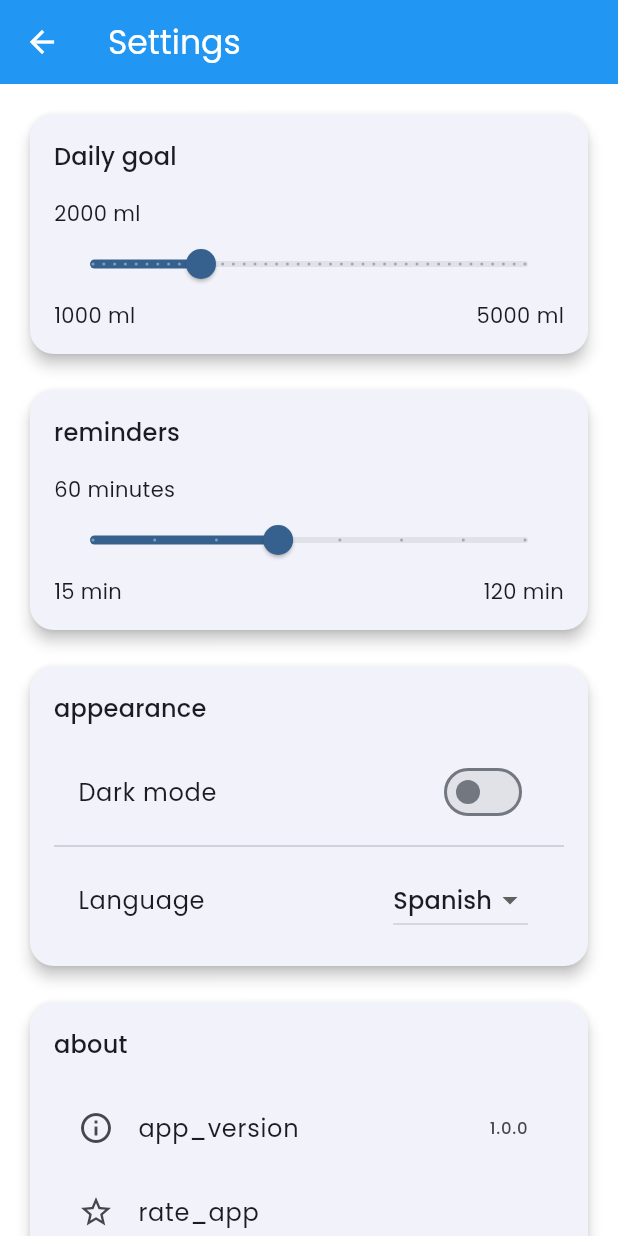
After one commit to wwishhdev/hydratrack, a Flutter app: the SettingsScreen screen opened directly, on a phone screen of 412 x 824 dp. The commit adds this screen. Run offline on Flutter 3.47's test engine with Material 3 defaults, Android fonts, the phone set to English and light mode, and no system bars; our stand-ins replace easy_localization, fl_chart, flutter_local_notifications, shared_preferences; accounts and stored records are empty.

Commit message:
feat: Implement SettingsScreen and consumption deletion
This commit introduces the `SettingsScreen` and adds the ability to delete water consumption entries from the `HomeScreen`.

**SettingsScreen Features:**
- **Daily Goal Adjustment:** Users can set their daily water intake goal using a slider (1000ml to 5000ml).
- **Reminder Interval Configuration:** Users can configure the interval for hydration reminders using a slider (15 to 120 minutes). Changing this value reschedules existing notifications.
- **Appearance Settings:**
    - **Dark Mode Toggle:** Allows users to switch between light and dark themes.
    - **Language Selection:** Provides a dropdown to choose between English ('en') and Spanish ('es'). Changes update the app's locale immediately.
- **About Section:**
    - Displays app version (hardcoded to 1.0.0).
    - Includes placeholders for "Rate App" and "More Apps" functionality.
- **State Management:** Uses `Provider` to interact with `SettingsModel`. Local state is used for UI updates before saving.
- **Localization:** All text is localized using `easy_localization`.

**HomeScreen Enhancements:**
- **Delete Consumption:** Users can now delete individual consumption entries from today's list.
    - A confirmation dialog is shown before deletion.
    - After deletion, a `SnackBar` appears with an "Undo" option to restore the deleted entry.
- **StorageService Update:**
    - Added `deleteAndReplaceConsumptions` method to `StorageService` to manage the list of consumptions for a given day after a deletion.

**Other Changes:**
- Minor UI adjustments for consistency.

```diff
--- /dev/null
+++ b/lib/screens/settings_screen.dart
@@ -0,0 +1,250 @@
+import 'package:flutter/material.dart';
+import 'package:easy_localization/easy_localization.dart';
+import 'package:provider/provider.dart';
+import 'package:hydratrack/models/settings_model.dart';
+import 'package:hydratrack/services/notification_service.dart';
+
+class SettingsScreen extends StatefulWidget {
+  const SettingsScreen({Key? key}) : super(key: key);
+
+  @override
+  State<SettingsScreen> createState() => _SettingsScreenState();
+}
+
+class _SettingsScreenState extends State<SettingsScreen> {
+  late int _dailyGoal;
+  late int _reminderInterval;
+  late bool _isDarkMode;
+  late String _language;
+
+  @override
+  void initState() {
+    super.initState();
+    final settings = Provider.of<SettingsModel>(context, listen: false);
+    _dailyGoal = settings.dailyGoal;
+    _reminderInterval = settings.reminderInterval;
+    _isDarkMode = settings.isDarkMode;
+    _language = settings.language;
+  }
+
+  @override
+  Widget build(BuildContext context) {
+    return Scaffold(
+      appBar: AppBar(
+        title: Text('settings').tr(),
+      ),
+      body: ListView(
+        padding: const EdgeInsets.all(16.0),
+        children: [
+          _buildDailyGoalSection(),
+          const SizedBox(height: 16.0),
+          _buildReminderSection(),
+          const SizedBox(height: 16.0),
+          _buildAppearanceSection(),
+          const SizedBox(height: 16.0),
+          _buildAboutSection(),
+        ],
+      ),
+    );
+  }
+
+  Widget _buildDailyGoalSection() {
+    return Card(
+      child: Padding(
+        padding: const EdgeInsets.all(16.0),
+        child: Column(
+          crossAxisAlignment: CrossAxisAlignment.start,
+          children: [
+            Text(
+              'daily_goal',
+              style: Theme.of(context).textTheme.titleMedium,
+            ).tr(),
+            const SizedBox(height: 16.0),
+            Text('$_dailyGoal ml'),
+            Slider(
+              value: _dailyGoal.toDouble(),
+              min: 1000,
+              max: 5000,
+              divisions: 40,
+              label: '$_dailyGoal ml',
+              onChanged: (value) {
+                setState(() {
+                  _dailyGoal = value.toInt();
+                });
+              },
+              onChangeEnd: (value) {
+                final settings = Provider.of<SettingsModel>(context, listen: false);
+                settings.setDailyGoal(value.toInt());
+              },
+            ),
+            Row(
+              mainAxisAlignment: MainAxisAlignment.spaceBetween,
+              children: [
+                Text('1000 ml'),
+                Text('5000 ml'),
+              ],
+            ),
+          ],
+        ),
+      ),
+    );
+  }
+
+  Widget _buildReminderSection() {
+    return Card(
+      child: Padding(
+        padding: const EdgeInsets.all(16.0),
+        child: Column(
+          crossAxisAlignment: CrossAxisAlignment.start,
+          children: [
+            Text(
+              'reminders',
+              style: Theme.of(context).textTheme.titleMedium,
+            ).tr(),
+            const SizedBox(height: 16.0),
+            Text(
+              '$_reminderInterval ${_reminderInterval == 1 ? "minute".tr() : "minutes".tr()}',
+            ),
+            Slider(
+              value: _reminderInterval.toDouble(),
+              min: 15,
+              max: 120,
+              divisions: 7,
+              label: '$_reminderInterval min',
+              onChanged: (value) {
+                setState(() {
+                  _reminderInterval = value.toInt();
+                });
+              },
+              onChangeEnd: (value) async {
+                final settings = Provider.of<SettingsModel>(context, listen: false);
+                await settings.setReminderInterval(value.toInt());
+                // Reprogramar notificaciones
+                await NotificationService.scheduleReminders(_reminderInterval);
+
+                if (!mounted) return;
+                ScaffoldMessenger.of(context).showSnackBar(
+                  SnackBar(
+                    content: Text('reminders_updated').tr(),
+                    duration: const Duration(seconds: 2),
+                  ),
+                );
+              },
+            ),
+            Row(
+              mainAxisAlignment: MainAxisAlignment.spaceBetween,
+              children: [
+                Text('15 min'),
+                Text('120 min'),
+              ],
+            ),
+          ],
+        ),
+      ),
+    );
+  }
+
+  Widget _buildAppearanceSection() {
+    return Card(
+      child: Padding(
+        padding: const EdgeInsets.all(16.0),
+        child: Column(
+          crossAxisAlignment: CrossAxisAlignment.start,
+          children: [
+            Text(
+              'appearance',
+              style: Theme.of(context).textTheme.titleMedium,
+            ).tr(),
+            const SizedBox(height: 16.0),
+            SwitchListTile(
+              title: Text('dark_mode').tr(),
+              value: _isDarkMode,
+              onChanged: (value) async {
+                setState(() {
+                  _isDarkMode = value;
+                });
+                final settings = Provider.of<SettingsModel>(context, listen: false);
+                await settings.setDarkMode(value);
+              },
+            ),
+            const Divider(),
+            ListTile(
+              title: Text('language').tr(),
+              trailing: DropdownButton<String>(
+                value: _language,
+                onChanged: (value) async {
+                  if (value == null) return;
+                  setState(() {
+                    _language = value;
+                  });
+                  final settings = Provider.of<SettingsModel>(context, listen: false);
+                  await settings.setLanguage(value);
+
+                  if (!mounted) return;
+                  context.setLocale(Locale(value));
+                },
+                items: [
+                  DropdownMenuItem(
+                    value: 'es',
+                    child: Text('Spanish').tr(),
+                  ),
+                  DropdownMenuItem(
+                    value: 'en',
+                    child: Text('English').tr(),
+                  ),
+                ],
+              ),
+            ),
+          ],
+        ),
+      ),
+    );
+  }
+
+  Widget _buildAboutSection() {
+    return Card(
+      child: Padding(
+        padding: const EdgeInsets.all(16.0),
+        child: Column(
+          crossAxisAlignment: CrossAxisAlignment.start,
+          children: [
+            Text(
+              'about',
+              style: Theme.of(context).textTheme.titleMedium,
+            ).tr(),
+            const SizedBox(height: 16.0),
+            ListTile(
+              leading: const Icon(Icons.info_outline),
+              title: Text('app_version').tr(),
+              trailing: const Text('1.0.0'),
+            ),
+            ListTile(
+              leading: const Icon(Icons.star_outline),
+              title: Text('rate_app').tr(),
+              onTap: () {
+                // Implementar acción para calificar la app
+                ScaffoldMessenger.of(context).showSnackBar(
+                  SnackBar(
+                    content: Text('rate_coming_soon').tr(),
+                  ),
+                );
+              },
+            ),
+            ListTile(
+              leading: const Icon(Icons.apps),
+              title: Text('more_apps').tr(),
+              onTap: () {
+                // Implementar acción para ver más apps
+                ScaffoldMessenger.of(context).showSnackBar(
+                  SnackBar(
+                    content: Text('more_apps_coming_soon').tr(),
+                  ),
+                );
+              },
+            ),
+          ],
+        ),
+      ),
+    );
+  }
+}
```
Also changed, not shown: lib/screens/home_screen.dart (+63 -4 lines), lib/services/storage_service.dart (+15 -0 lines).
